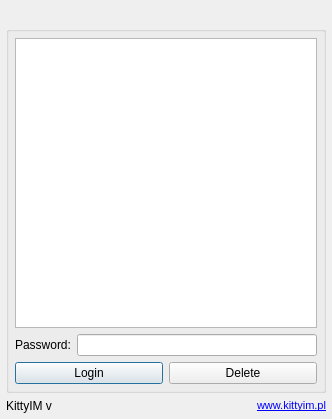
Before: the Qt Designer form src/widgets/ProfilesWindow.ui in KittyIM/Client, drawn with Qt 5.
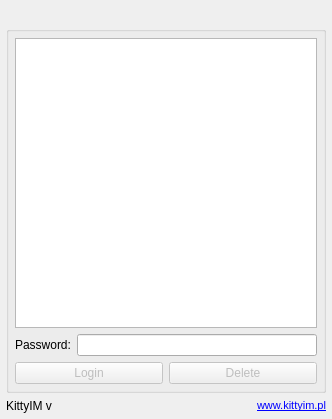
After: the same form once the commit is applied. Icons and pictures are not drawn.

Diff of the .ui file:
```diff
--- a/src/widgets/ProfilesWindow.ui
+++ b/src/widgets/ProfilesWindow.ui
@@ -98,6 +98,9 @@
        <layout class="QHBoxLayout">
         <item>
          <widget class="QPushButton" name="loginButton">
+          <property name="enabled">
+           <bool>false</bool>
+          </property>
           <property name="text">
            <string>Login</string>
           </property>
@@ -105,6 +108,9 @@
         </item>
         <item>
          <widget class="QPushButton" name="deleteButton">
+          <property name="enabled">
+           <bool>false</bool>
+          </property>
           <property name="text">
            <string>Delete</string>
           </property>
```
